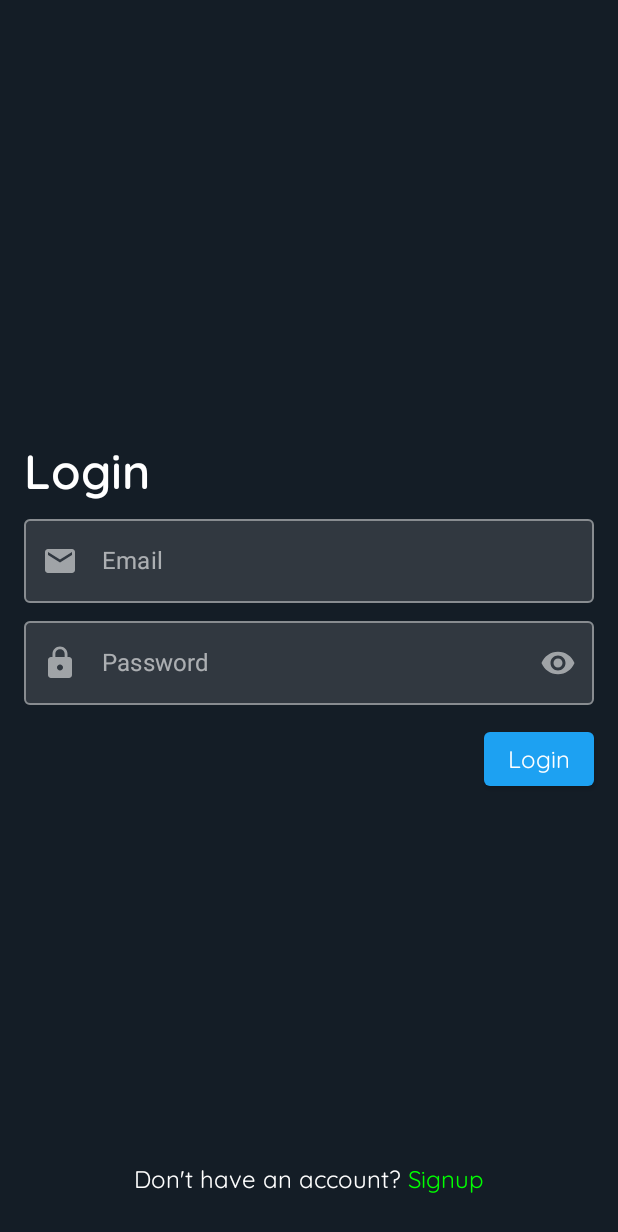
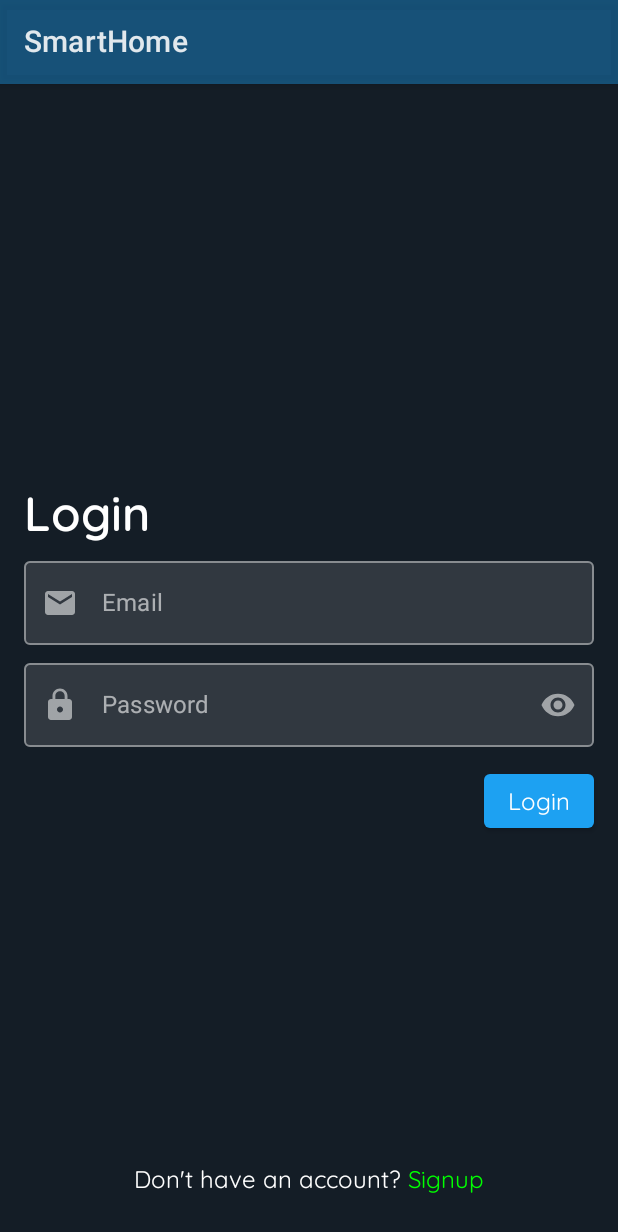
Before and after one commit to Aditya-Singh-00/Smart-Home, an Android app built with Jetpack Compose: the LoginScreen screen opened through its navigation route, on a phone screen of 412 x 824 dp. Shown: the top 1232 px of the screen. Run offline under Robolectric (Android 15) with nearby library versions, the light colour scheme and no system bars; our stand-ins replace Dagger/Hilt's generated code, Firebase (no records; nobody signed in at launch, a user with empty details on screens opened directly), accompanist; 1 statement that could not run was skipped.

Commit message:
Added Logout

```diff
--- a/app/src/main/java/com/aditya/smarthome/MainActivity.kt
+++ b/app/src/main/java/com/aditya/smarthome/MainActivity.kt
@@ -7,10 +7,16 @@ import androidx.compose.animation.ExperimentalAnimationApi
 import androidx.compose.foundation.ExperimentalFoundationApi
 import androidx.compose.foundation.background
 import androidx.compose.foundation.layout.fillMaxSize
-import androidx.compose.material.MaterialTheme
-import androidx.compose.material.Surface
+import androidx.compose.foundation.layout.fillMaxWidth
+import androidx.compose.material.*
+import androidx.compose.material.icons.Icons
+import androidx.compose.material.icons.filled.Logout
+import androidx.compose.runtime.getValue
 import androidx.compose.ui.Modifier
+import androidx.compose.ui.res.stringResource
 import androidx.hilt.navigation.compose.hiltViewModel
+import androidx.navigation.compose.currentBackStackEntryAsState
+import com.aditya.smarthome.ui.components.AlertDialogCard
 import com.aditya.smarthome.ui.theme.SmartHomeTheme
 import com.aditya.smarthome.util.Navigation
 import com.aditya.smarthome.util.Screen
@@ -28,13 +34,34 @@ class MainActivity : ComponentActivity() {
         super.onCreate(savedInstanceState)
         setContent {
             SmartHomeTheme {
-                Surface(
+                val mainViewModel: MainViewModel = hiltViewModel()
+                val navController = rememberAnimatedNavController()
+                val navBackStackEntry by navController.currentBackStackEntryAsState()
+                Scaffold(
                     modifier = Modifier
                         .fillMaxSize()
-                        .background(MaterialTheme.colors.background)
+                        .background(MaterialTheme.colors.background),
+                    topBar = {
+                        TopAppBar(
+                            title = { Text(stringResource(R.string.app_name)) },
+                            modifier = Modifier.fillMaxWidth(),
+                            actions = {
+                                if (navBackStackEntry?.destination?.route == Screen.HomeScreen.route) {
+                                    IconButton(
+                                        onClick = { mainViewModel.showLogoutAlert() }
+                                    ) {
+                                        Icon(
+                                            imageVector = Icons.Default.Logout,
+                                            contentDescription = "Logout Button",
+                                            tint = MaterialTheme.colors.onBackground
+                                        )
+                                    }
+                                }
+                            },
+                            backgroundColor = MaterialTheme.colors.primary.copy(0.4f)
+                        )
+                    }
                 ) {
-                    val mainViewModel: MainViewModel = hiltViewModel()
-                    val navController = rememberAnimatedNavController()
                     mainViewModel.userLoggedIn.value?.let { loggedIn ->
                         if (loggedIn) {
                             Navigation(
@@ -48,6 +75,23 @@ class MainActivity : ComponentActivity() {
                             )
                         }
                     }
+                    if (mainViewModel.logoutIconClicked.value) {
+                        AlertDialogCard(
+                            title = "Logout",
+                            text = "Do you want to logout?",
+                            confirmButtonText = "Yes",
+                            dismissButtonText = "No",
+                            onConfirmClick = {
+                                mainViewModel.logout()
+                                navController.navigate(Screen.LoginScreen.route) {
+                                    popUpTo(Screen.HomeScreen.route) {
+                                        inclusive = true
+                                    }
+                                }
+                            },
+                            onDialogDismiss = { mainViewModel.dismissLogoutAlert() }
+                        )
+                    }
                 }
             }
         }
--- a/app/src/main/java/com/aditya/smarthome/ui/components/AlertDialogCard.kt
+++ b/app/src/main/java/com/aditya/smarthome/ui/components/AlertDialogCard.kt
@@ -1,6 +1,7 @@
 package com.aditya.smarthome.ui.components
 
 import androidx.compose.material.AlertDialog
+import androidx.compose.material.MaterialTheme
 import androidx.compose.material.Text
 import androidx.compose.material.TextButton
 import androidx.compose.runtime.Composable
@@ -48,7 +49,8 @@ fun AlertDialogCard(
                 ) {
                     Text(text = dismissButtonText)
                 }
-            }
+            },
+            backgroundColor = MaterialTheme.colors.background
         )
     }
 }
--- a/app/src/main/java/com/aditya/smarthome/ui/screens/home/HomeScreen.kt
+++ b/app/src/main/java/com/aditya/smarthome/ui/screens/home/HomeScreen.kt
@@ -3,7 +3,6 @@ package com.aditya.smarthome.ui.screens.home
 import androidx.compose.animation.ExperimentalAnimationApi
 import androidx.compose.foundation.ExperimentalFoundationApi
 import androidx.compose.foundation.background
-import androidx.compose.foundation.border
 import androidx.compose.foundation.layout.*
 import androidx.compose.foundation.lazy.GridCells
 import androidx.compose.foundation.lazy.LazyVerticalGrid
@@ -40,15 +39,19 @@ fun HomeScreen(
             .background(MaterialTheme.colors.background),
         horizontalAlignment = Alignment.CenterHorizontally
     ) {
+        Column(
+            modifier = Modifier.fillMaxWidth(),
+            horizontalAlignment = Alignment.CenterHorizontally
+        ) {
             Text(
                 text = "Welcome $username",
                 modifier = Modifier
                     .fillMaxWidth()
-                .padding(8.dp)
-                .align(Alignment.CenterHorizontally),
+                    .padding(8.dp),
                 style = MaterialTheme.typography.h1,
                 color = MaterialTheme.colors.onBackground
             )
+        }
 
         if (devices.isNotEmpty()) {
             LazyVerticalGrid(
```
Also changed, not shown: app/src/main/java/com/aditya/smarthome/MainViewModel.kt (+16 -0 lines), app/src/main/java/com/aditya/smarthome/ui/screens/device_detail/DeviceDetailScreen.kt (+5 -4 lines). Lines whose indentation alone changed are shown as unchanged.
